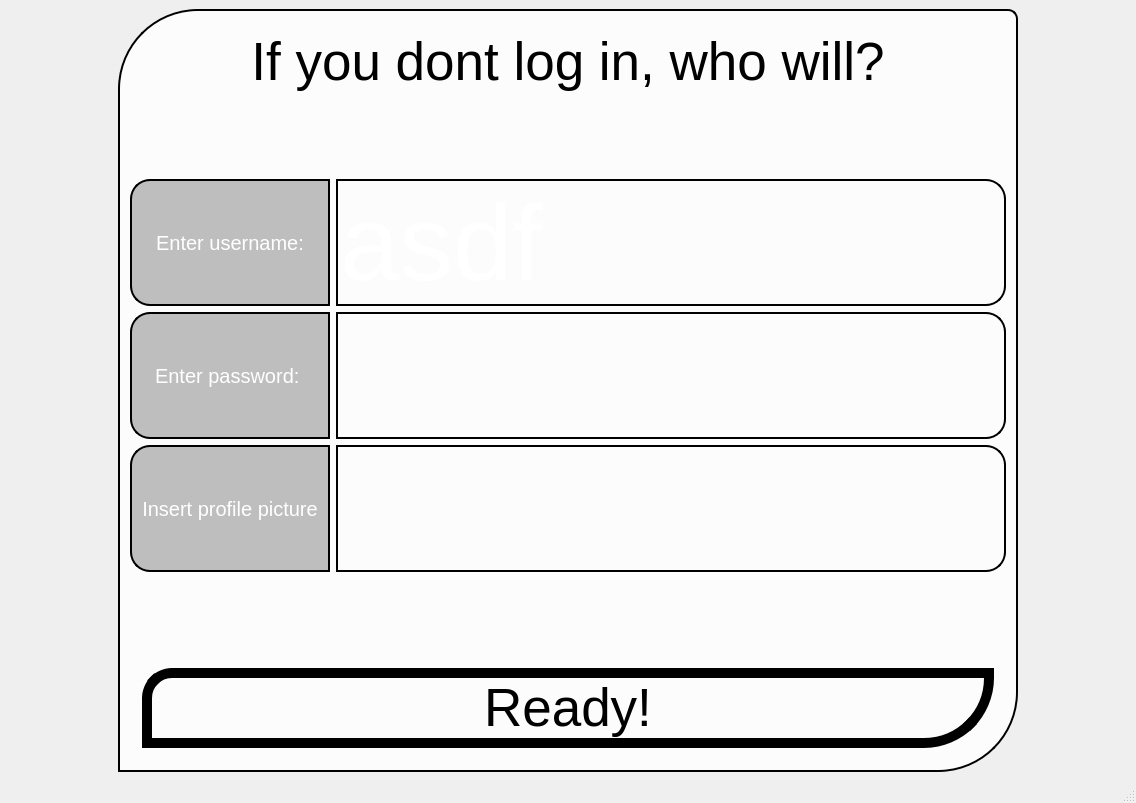
incremen/CyberMusicStreaming, file ui/login_page/login_page.ui: the form before one commit.
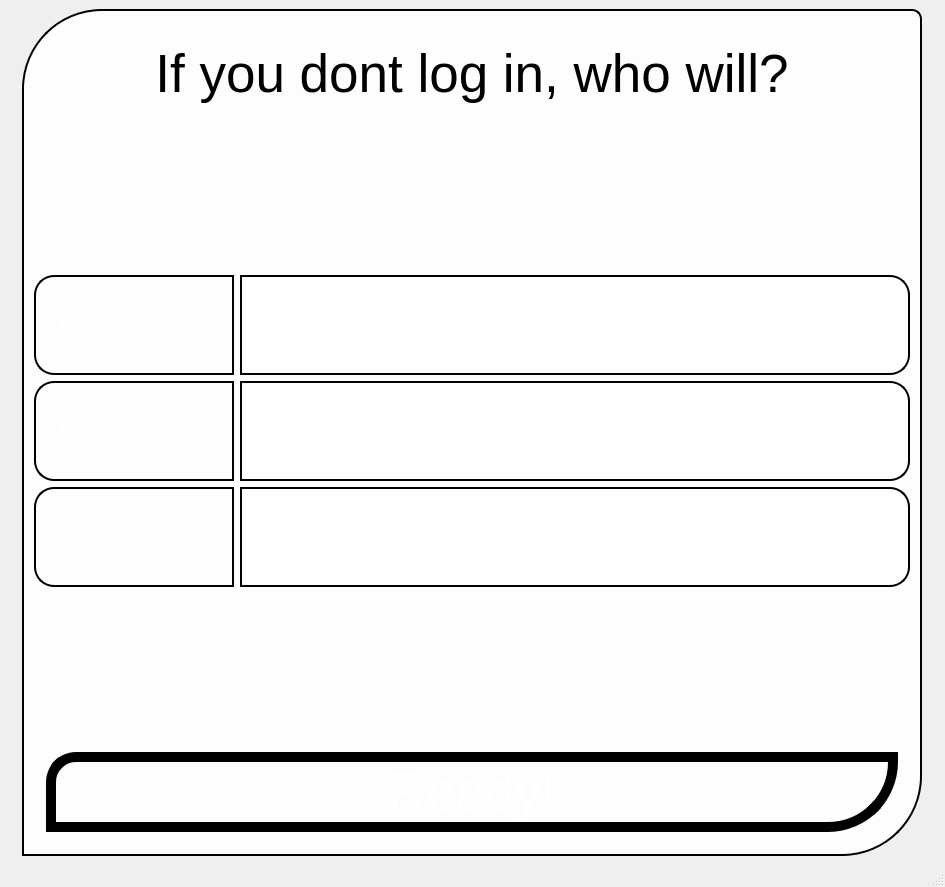
The form after the commit.

Commit message: made login rlly fancy

```diff
--- a/ui/login_page/login_page.ui
+++ b/ui/login_page/login_page.ui
@@ -6,8 +6,8 @@
    <rect>
     <x>0</x>
     <y>0</y>
-    <width>1136</width>
-    <height>803</height>
+    <width>945</width>
+    <height>887</height>
    </rect>
   </property>
   <property name="windowTitle">
@@ -23,6 +23,8 @@
    </property>
    <layout class="QHBoxLayout" name="horizontalLayout_3">
     <item>
+     <layout class="QVBoxLayout" name="verticalLayout_2">
+      <item>
      <widget class="QGroupBox" name="form_box">
       <property name="maximumSize">
        <size>
@@ -33,7 +35,7 @@
       <property name="styleSheet">
        <string notr="true">#form_box{
  border: 2px solid black;
- background-color: rgba(255, 255, 255, 200);
+ background-color: rgba(255, 255, 255, 220);
 color: white;
 border-top-left-radius: 80px;
 border-bottom-right-radius: 80px;
@@ -121,7 +123,8 @@
            </property>
            <property name="styleSheet">
             <string notr="true"> border: 2px solid black;
- background-color: rgba(128, 128, 128, 128);
+ background: qlineargradient(x1:0, y1:0, x2:1, y2:1,
+           stop:0 #4B0082, stop:0.5 #000000, stop:1 #4B0082);
 color: white;
 border-top-left-radius: 20px;
 border-bottom-left-radius: 20px;
@@ -160,12 +163,13 @@
            </property>
            <property name="font">
             <font>
-             <pointsize>80</pointsize>
+               <pointsize>30</pointsize>
             </font>
            </property>
            <property name="styleSheet">
             <string notr="true"> border: 2px solid black;
- background-color: transparent;
+ background: qlineargradient(x1:0, y1:0, x2:1, y2:1,
+           stop:0 #4B0082, stop:0.5 #000000, stop:1 #4B0082);
 color: white;
 border-top-right-radius: 20px;
 border-bottom-right-radius: 20px;
@@ -173,7 +177,10 @@
 </string>
            </property>
            <property name="text">
-            <string>asdf</string>
+              <string>Itamar</string>
+             </property>
+             <property name="alignment">
+              <set>Qt::AlignLeading|Qt::AlignLeft|Qt::AlignTop</set>
            </property>
           </widget>
          </item>
@@ -198,7 +205,8 @@
            </property>
            <property name="styleSheet">
             <string notr="true"> border: 2px solid black;
- background-color: rgba(128, 128, 128, 128);
+ background: qlineargradient(x1:0, y1:0, x2:1, y2:1,
+           stop:0 #4B0082, stop:0.5 #000000, stop:1 #4B0082);
 color: white;
 border-top-left-radius: 20px;
 border-bottom-left-radius: 20px;
@@ -237,12 +245,13 @@
            </property>
            <property name="font">
             <font>
-             <pointsize>80</pointsize>
+               <pointsize>30</pointsize>
             </font>
            </property>
            <property name="styleSheet">
             <string notr="true"> border: 2px solid black;
- background-color: transparent;
+ background: qlineargradient(x1:0, y1:0, x2:1, y2:1,
+           stop:0 #4B0082, stop:0.5 #000000, stop:1 #4B0082);
 color: white;
 border-top-right-radius: 20px;
 border-bottom-right-radius: 20px;
@@ -252,6 +261,9 @@
            <property name="text">
             <string/>
            </property>
+             <property name="alignment">
+              <set>Qt::AlignCenter</set>
+             </property>
           </widget>
          </item>
          <item row="2" column="0">
@@ -275,7 +287,8 @@
            </property>
            <property name="styleSheet">
             <string notr="true"> border: 2px solid black;
- background-color: rgba(128, 128, 128, 128);
+ background: qlineargradient(x1:0, y1:0, x2:1, y2:1,
+           stop:0 #4B0082, stop:0.5 #000000, stop:1 #4B0082);
 color: white;
 border-top-left-radius: 20px;
 border-bottom-left-radius: 20px;
@@ -285,7 +298,7 @@
 </string>
            </property>
            <property name="text">
-            <string>Insert profile picture</string>
+              <string>Insert asdf</string>
            </property>
            <property name="alignment">
             <set>Qt::AlignCenter</set>
@@ -314,12 +327,13 @@
            </property>
            <property name="font">
             <font>
-             <pointsize>80</pointsize>
+               <pointsize>30</pointsize>
             </font>
            </property>
            <property name="styleSheet">
             <string notr="true"> border: 2px solid black;
- background-color: transparent;
+ background: qlineargradient(x1:0, y1:0, x2:1, y2:1,
+           stop:0 #4B0082, stop:0.5 #000000, stop:1 #4B0082);
 color: white;
 border-top-right-radius: 20px;
 border-bottom-right-radius: 20px;
@@ -329,6 +343,9 @@
            <property name="text">
             <string/>
            </property>
+             <property name="alignment">
+              <set>Qt::AlignBottom|Qt::AlignRight|Qt::AlignTrailing</set>
+             </property>
           </widget>
          </item>
         </layout>
@@ -390,8 +407,10 @@
              <string notr="true"> border: 10px solid black;
 
  background: qlineargradient(x1:0, y1:0, x2:1, y2:1,
-           stop:0 #ffffff, stop:1 #C0C0C0 );
-color: black;
+           stop:0 #4B0082, stop:0.5 #000000, stop:1 #4B0082);
+
+
+color: white;
 border-top-left-radius: 30px;
 border-bottom-right-radius: 70px;
 
@@ -413,6 +432,8 @@
      </widget>
     </item>
    </layout>
+    </item>
+   </layout>
   </widget>
   <widget class="QMenuBar" name="menubar">
    <property name="geometry">
```
Left out of the diff: 2 changed lines with no effect on the pictures. Lines whose indentation alone changed are shown as unchanged. The commit also changes 1 other file.
